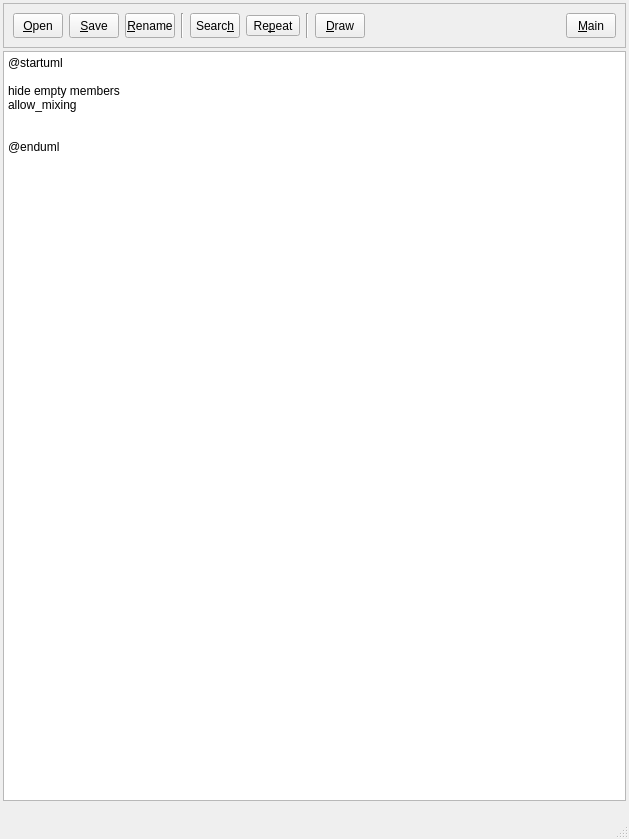
First picture: the form in umlEditor.ui, repository rodrigocanellas/plantuml_editor, before the edit.
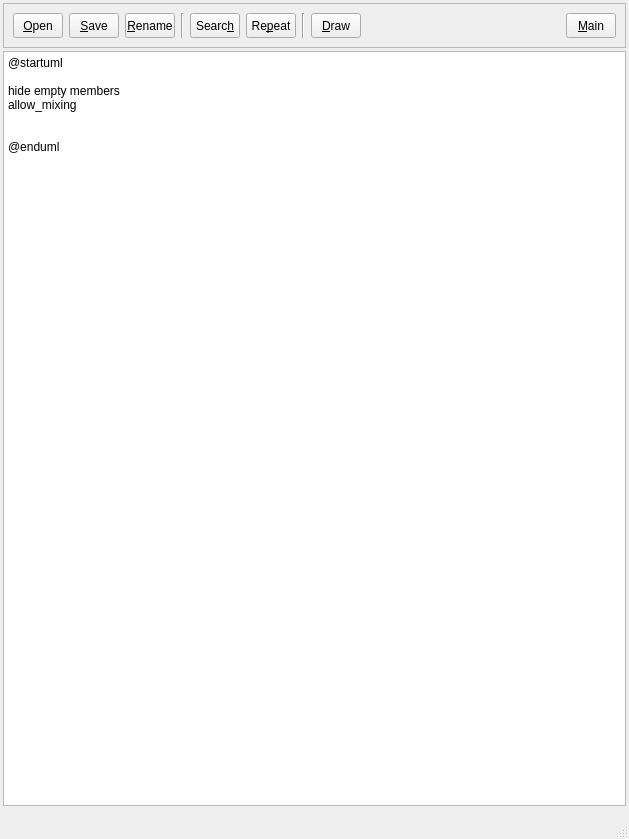
Second picture: the form after the edit.

Patch:
```diff
--- a/umlEditor.ui
+++ b/umlEditor.ui
@@ -130,6 +130,18 @@
        </item>
        <item>
         <widget class="QToolButton" name="btnSearchAgain">
+         <property name="minimumSize">
+          <size>
+           <width>50</width>
+           <height>25</height>
+          </size>
+         </property>
+         <property name="maximumSize">
+          <size>
+           <width>50</width>
+           <height>25</height>
+          </size>
+         </property>
          <property name="text">
           <string>Re&amp;peat</string>
          </property>
@@ -218,7 +230,13 @@
    <property name="minimumSize">
     <size>
      <width>0</width>
-     <height>35</height>
+     <height>30</height>
+    </size>
+   </property>
+   <property name="maximumSize">
+    <size>
+     <width>16777215</width>
+     <height>60</height>
     </size>
    </property>
   </widget>
```
